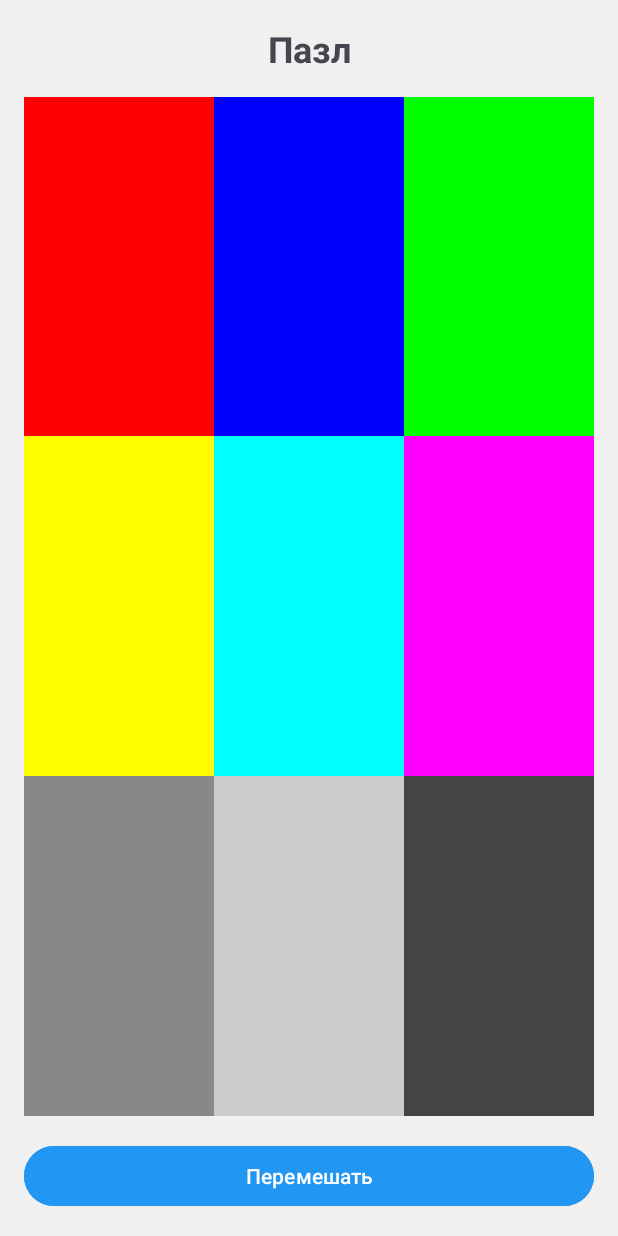
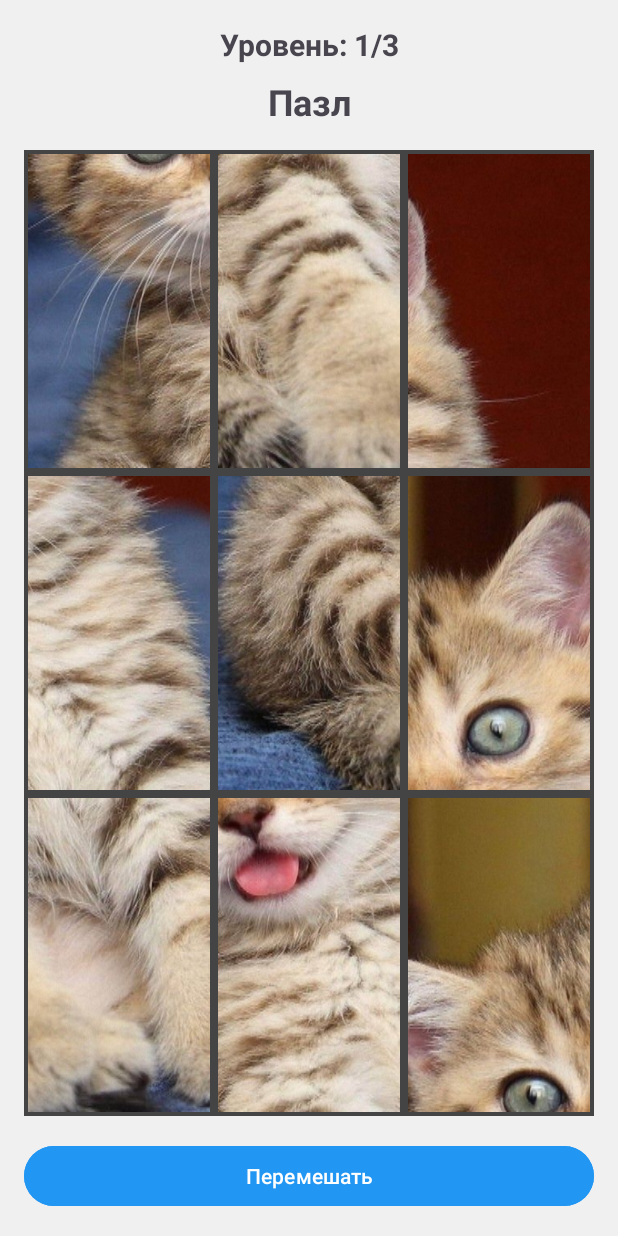
Before and after one commit to Nuhtina/puzzles, an Android app: the screen it shows after launch (MainActivity), after a tap on "Перемешать", on a phone screen of 412 x 824 dp. Run offline under Robolectric (Android 15) with nearby library versions, the phone set to English and light mode, and no system bars.

Commit message:
сделаны картинки, они передвигаются

```diff
--- a/app/src/main/java/com/example/puzzles/MainActivity.kt
+++ b/app/src/main/java/com/example/puzzles/MainActivity.kt
@@ -1,14 +1,14 @@
 package com.example.puzzles
 
 import android.graphics.Bitmap
-import android.graphics.BitmapFactory
+import android.graphics.Canvas
 import android.graphics.Color
 import android.os.Bundle
-import android.view.DragEvent
-import android.view.View
 import android.widget.Button
+import android.graphics.BitmapFactory
 import android.widget.ImageView
 import android.widget.LinearLayout
+import android.widget.Toast
 import androidx.appcompat.app.AppCompatActivity
 
 class MainActivity : AppCompatActivity() {
@@ -18,8 +18,9 @@ class MainActivity : AppCompatActivity() {
     private var puzzlePieces = mutableListOf<ImageView>()
     private val rows = 3
     private val cols = 3
-    private var pieceWidth = 0
-    private var pieceHeight = 0
+
+    // Храним выбранный кусочек для перемещения
+    private var selectedPiece: ImageView? = null
 
     override fun onCreate(savedInstanceState: Bundle?) {
         super.onCreate(savedInstanceState)
@@ -28,10 +29,8 @@ class MainActivity : AppCompatActivity() {
         puzzleContainer = findViewById(R.id.puzzleContainer)
         btnShuffle = findViewById(R.id.btnShuffle)
 
-        // Ждем когда layout будет готов для получения размеров
-        puzzleContainer.post {
+        // Создаем пазл сразу
         createPuzzle()
-        }
 
         btnShuffle.setOnClickListener {
             shufflePuzzle()
@@ -42,15 +41,9 @@ class MainActivity : AppCompatActivity() {
         puzzleContainer.removeAllViews()
         puzzlePieces.clear()
 
-        // Создаем тестовое изображение (можно заменить на свою картинку)
         val originalBitmap = createTestBitmap()
 
-        pieceWidth = puzzleContainer.width / cols
-        pieceHeight = puzzleContainer.height / rows
-
-        val pieces = splitBitmap(originalBitmap)
-
-        // Создаем контейнеры для строк
+        // Создаем строки и столбцы для пазла
         for (i in 0 until rows) {
             val rowLayout = LinearLayout(this).apply {
                 layoutParams = LinearLayout.LayoutParams(
@@ -64,29 +57,9 @@ class MainActivity : AppCompatActivity() {
 
             for (j in 0 until cols) {
                 val pieceIndex = i * cols + j
-                val pieceBitmap = pieces[pieceIndex]
+                val pieceBitmap = splitBitmap(originalBitmap, i, j)
 
-                val imageView = ImageView(this).apply {
-                    layoutParams = LinearLayout.LayoutParams(
-                        0,
-                        LinearLayout.LayoutParams.MATCH_PARENT
-                    ).apply {
-                        weight = 1f
-                    }
-                    setImageBitmap(pieceBitmap)
-                    scaleType = ImageView.ScaleType.FIT_XY
-                    tag = pieceIndex // Сохраняем оригинальную позицию
-
-                    // Добавляем возможность перетаскивания
-                    setOnLongClickListener { view ->
-                        val shadowBuilder = View.DragShadowBuilder(view)
-                        view.startDragAndDrop(null, shadowBuilder, view, 0)
-                        true
-                    }
-
-                    setOnDragListener(dragListener)
-                }
-
+                val imageView = createPuzzlePiece(pieceBitmap, pieceIndex)
                 puzzlePieces.add(imageView)
                 rowLayout.addView(imageView)
             }
@@ -94,51 +67,59 @@ class MainActivity : AppCompatActivity() {
         }
     }
 
-    private val dragListener = View.OnDragListener { view, event ->
-        when (event.action) {
-            DragEvent.ACTION_DRAG_STARTED -> {
-                view.alpha = 0.5f
-                true
+    private fun createPuzzlePiece(bitmap: Bitmap, index: Int): ImageView {
+        return ImageView(this).apply {
+            layoutParams = LinearLayout.LayoutParams(
+                0,
+                LinearLayout.LayoutParams.MATCH_PARENT
+            ).apply {
+                weight = 1f
             }
-            DragEvent.ACTION_DRAG_ENTERED -> {
-                view.setBackgroundColor(Color.LTGRAY)
-                true
+            setImageBitmap(bitmap)
+            scaleType = ImageView.ScaleType.FIT_XY
+            tag = index
+
+            // Добавляем отступы чтобы видеть границы
+            setPadding(4, 4, 4, 4)
+            setBackgroundColor(Color.DKGRAY)
+
+            // Простой клик для выбора и перемещения
+            setOnClickListener {
+                onPieceClicked(this)
             }
-            DragEvent.ACTION_DRAG_EXITED -> {
-                view.setBackgroundColor(Color.TRANSPARENT)
-                true
-            }
-            DragEvent.ACTION_DROP -> {
-                view.setBackgroundColor(Color.TRANSPARENT)
-
-                val draggedView = event.localState as ImageView
-                val targetView = view as ImageView
-
-                // Меняем местами изображения
-                swapPieces(draggedView, targetView)
-
-                // Проверяем, собран ли пазл
-                checkPuzzleSolved()
-                true
-            }
-            DragEvent.ACTION_DRAG_ENDED -> {
-                view.alpha = 1.0f
-                view.setBackgroundColor(Color.TRANSPARENT)
-                true
-            }
-            else -> false
         }
     }
 
-    private fun swapPieces(view1: ImageView, view2: ImageView) {
-        val tempDrawable = view1.drawable
-        val tempTag = view1.tag
+    private fun onPieceClicked(clickedPiece: ImageView) {
+        if (selectedPiece == null) {
+            // Первый клик - выбираем кусочек
+            selectedPiece = clickedPiece
+            clickedPiece.setBackgroundColor(Color.RED)
+            Toast.makeText(this, "Выбран кусочек ${clickedPiece.tag}. Кликни на другой чтобы поменять местами", Toast.LENGTH_SHORT).show()
+        } else {
+            // Второй клик - меняем местами
+            if (selectedPiece != clickedPiece) {
+                swapPieces(selectedPiece!!, clickedPiece)
+                selectedPiece?.setBackgroundColor(Color.DKGRAY)
+                selectedPiece = null
+                checkPuzzleSolved()
+            } else {
+                // Клик на тот же кусочек - отмена выбора
+                selectedPiece?.setBackgroundColor(Color.DKGRAY)
+                selectedPiece = null
+            }
+        }
+    }
 
-        view1.setImageDrawable(view2.drawable)
-        view1.tag = view2.tag
+    private fun swapPieces(piece1: ImageView, piece2: ImageView) {
+        val tempDrawable = piece1.drawable
+        val tempTag = piece1.tag
 
-        view2.setImageDrawable(tempDrawable)
-        view2.tag = tempTag
+        piece1.setImageDrawable(piece2.drawable)
+        piece1.tag = piece2.tag
+
+        piece2.setImageDrawable(tempDrawable)
+        piece2.tag = tempTag
     }
 
     private fun checkPuzzleSolved() {
@@ -151,34 +132,53 @@ class MainActivity : AppCompatActivity() {
         }
 
         if (isSolved) {
-            // Пазл собран!
-            android.widget.Toast.makeText(this, "Пазл собран!", android.widget.Toast.LENGTH_LONG).show()
+            Toast.makeText(this, "🎉 Пазл собран! Молодец!", Toast.LENGTH_LONG).show()
         }
     }
 
     private fun shufflePuzzle() {
-        val indices = puzzlePieces.indices.toList().shuffled()
-
-        for (i in puzzlePieces.indices) {
-            puzzlePieces[i].tag = indices[i]
-            // Здесь нужно обновить изображения согласно новым позициям
-            // Для простоты просто перемешаем теги
+        // Просто меняем местами случайные кусочки 20 раз
+        repeat(20) {
+            val randomIndex1 = (0 until puzzlePieces.size).random()
+            val randomIndex2 = (0 until puzzlePieces.size).random()
+            if (randomIndex1 != randomIndex2) {
+                swapPieces(puzzlePieces[randomIndex1], puzzlePieces[randomIndex2])
             }
-
-        // Обновляем отображение
-        updatePuzzleDisplay()
         }
-
-    private fun updatePuzzleDisplay() {
-        // В реальном приложении здесь нужно обновить изображения
-        // согласно их тегам (позициям)
+        Toast.makeText(this, "Пазл перемешан!", Toast.LENGTH_SHORT).show()
     }
 
     private fun createTestBitmap(): Bitmap {
-        // Создаем простой разноцветный bitmap для теста
-        val bitmap = Bitmap.createBitmap(300, 300, Bitmap.Config.ARGB_8888)
-        val canvas = android.graphics.Canvas(bitmap)
+        // Попробуй разные имена картинок по очереди
+        val imageResources = listOf(
+            R.drawable.puzzle_image11,
+            R.drawable.puzzle_image123
+            /*R.drawable.puzzle,*/
 
+        )
+
+        // Ищем первую доступную картинку
+        for (resId in imageResources) {
+            try {
+                val bitmap = BitmapFactory.decodeResource(resources, resId)
+                if (bitmap != null) {
+                    // Масштабируем до квадрата 600x600 для пазла
+                    return Bitmap.createScaledBitmap(bitmap, 600, 600, true)
+                }
+            } catch (e: Exception) {
+                // Пропускаем если картинка не найдена
+            }
+        }
+
+        // Если картинок нет - создаем разноцветный тест
+        return createColorfulTestBitmap()
+    }
+
+    private fun createColorfulTestBitmap(): Bitmap {
+        val bitmap = Bitmap.createBitmap(600, 600, Bitmap.Config.ARGB_8888)
+        val canvas = Canvas(bitmap)
+
+        // Твой старый код с цветами как запасной вариант
         val colors = listOf(
             Color.RED, Color.BLUE, Color.GREEN,
             Color.YELLOW, Color.CYAN, Color.MAGENTA,
@@ -194,12 +194,26 @@ class MainActivity : AppCompatActivity() {
                     color = colors[i * cols + j]
                     style = android.graphics.Paint.Style.FILL
                 }
+
                 canvas.drawRect(
-                    j * sectionWidth.toFloat(),
-                    i * sectionHeight.toFloat(),
-                    (j + 1) * sectionWidth.toFloat(),
-                    (i + 1) * sectionHeight.toFloat(),
+                    j * sectionWidth.toFloat() + 5,
+                    i * sectionHeight.toFloat() + 5,
+                    (j + 1) * sectionWidth.toFloat() - 5,
+                    (i + 1) * sectionHeight.toFloat() - 5,
                     paint
+                )
+
+                val textPaint = android.graphics.Paint().apply {
+                    color = Color.BLACK
+                    textSize = 60f
+                    textAlign = android.graphics.Paint.Align.CENTER
+                }
+                val number = (i * cols + j + 1).toString()
+                canvas.drawText(
+                    number,
+                    (j * sectionWidth + sectionWidth / 2).toFloat(),
+                    (i * sectionHeight + sectionHeight / 2).toFloat() + 20,
+                    textPaint
                 )
             }
         }
@@ -207,23 +221,16 @@ class MainActivity : AppCompatActivity() {
         return bitmap
     }
 
-    private fun splitBitmap(bitmap: Bitmap): List<Bitmap> {
-        val pieces = mutableListOf<Bitmap>()
+    private fun splitBitmap(bitmap: Bitmap, row: Int, col: Int): Bitmap {
         val pieceWidth = bitmap.width / cols
         val pieceHeight = bitmap.height / rows
 
-        for (i in 0 until rows) {
-            for (j in 0 until cols) {
-                val piece = Bitmap.createBitmap(
+        return Bitmap.createBitmap(
             bitmap,
-                    j * pieceWidth,
-                    i * pieceHeight,
+            col * pieceWidth,
+            row * pieceHeight,
             pieceWidth,
             pieceHeight
         )
-                pieces.add(piece)
     }
 }
-        return pieces
-    }
-}
--- a/app/src/main/res/layout/activity_main.xml
+++ b/app/src/main/res/layout/activity_main.xml
@@ -5,6 +5,16 @@
     android:orientation="vertical"
     android:padding="16dp"
     android:background="#f0f0f0">
+
+    <TextView
+        android:id="@+id/tvLevel"
+        android:layout_width="match_parent"
+        android:layout_height="wrap_content"
+        android:text="Уровень: 1/3"
+        android:textSize="20sp"
+        android:textStyle="bold"
+        android:gravity="center"
+        android:layout_marginBottom="8dp" />
 
     <TextView
         android:layout_width="match_parent"
```
Also changed, not shown: app/src/main/res/drawable/puzzle_image.jpg (deleted), app/src/main/res/drawable/puzzle_image1.jpg (deleted), app/src/main/res/drawable/puzzle_image11.jpg (added), app/src/main/res/drawable/puzzle_image123.jpg (added). Lines whose indentation alone changed are shown as unchanged.
